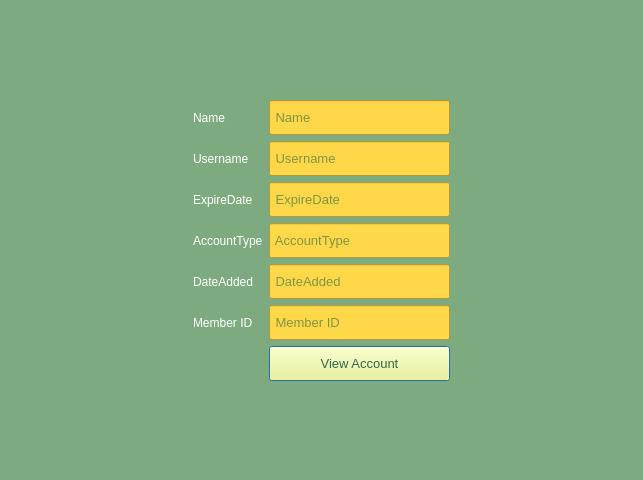
Qt form window_viewaccount.ui (Nilsae/LibraryManagementSystem) before a commit.
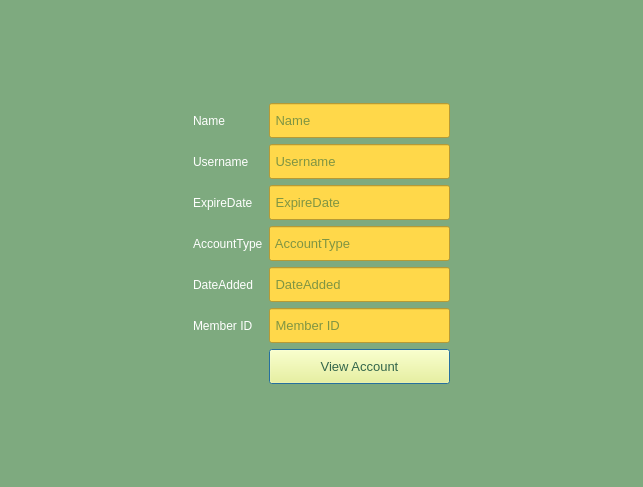
The same form after that commit. Icons and pictures are not drawn.

What changed in the file:
```diff
--- a/window_viewaccount.ui
+++ b/window_viewaccount.ui
@@ -7,7 +7,7 @@
     <x>0</x>
     <y>0</y>
     <width>643</width>
-    <height>480</height>
+    <height>487</height>
    </rect>
   </property>
   <property name="windowTitle">
```
Left out of the diff: 2 changed lines with no effect on the pictures.
